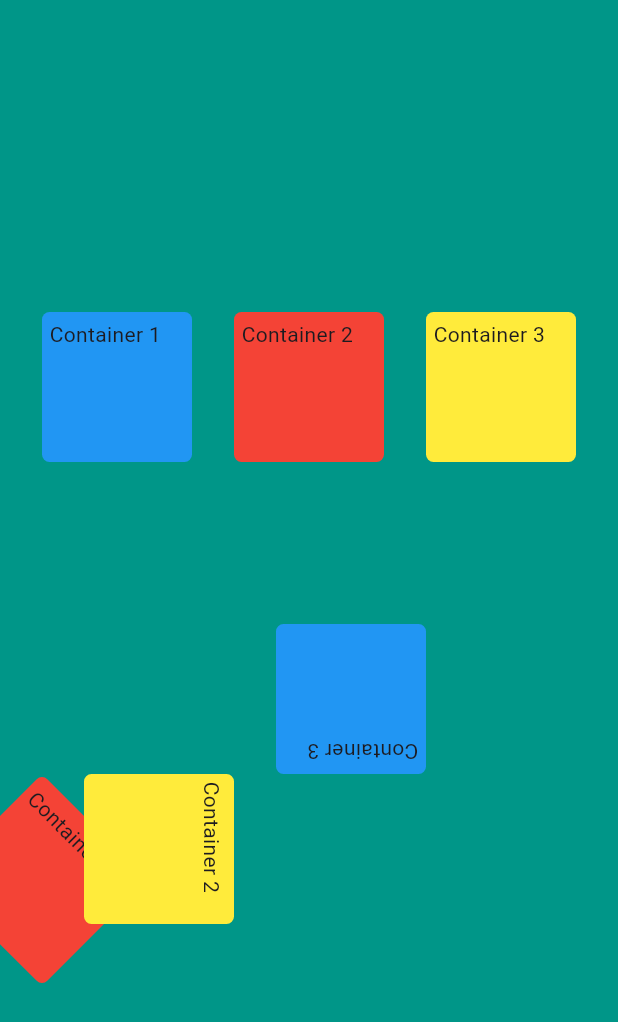
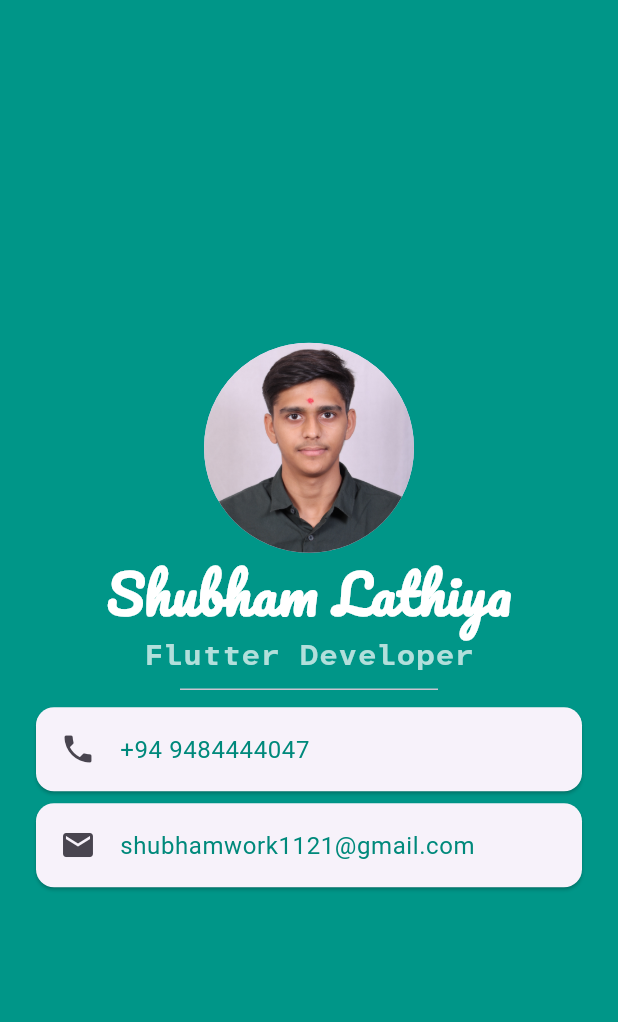
Before and after one commit to Shubhamlathiyaio/-mi_card_flutter, a Flutter app: the screen it shows after launch, on a phone screen of 412 x 824 dp. Shown: the top 1022 px of the screen. Run offline on Flutter 3.47's test engine with Material 3 defaults, Android fonts, the phone set to English and light mode, and no system bars.

Commit message:
Done the app

```diff
--- a/lib/main.dart
+++ b/lib/main.dart
@@ -1,70 +1,69 @@
 import 'package:flutter/material.dart';
+import 'package:mi_card_flutter/resources/text.dart';
 
 void main() {
-  runApp(MyApp());
+  runApp(MaterialApp(
+      theme: ThemeData(
+          textTheme: TextTheme(
+        bodyLarge: largeText,
+        bodyMedium: mediumText,
+        bodySmall: smallText,
+      )),
+      home: MyCard()));
 }
 
-const PI = 3.14159;
-
-class MyApp extends StatelessWidget {
-  const MyApp({super.key});
+class MyCard extends StatelessWidget {
+  const MyCard({super.key});
 
   @override
   Widget build(BuildContext context) {
-    return MaterialApp(
-      home: Scaffold(
-        backgroundColor: Colors.teal,
-        body: SafeArea(
-            child: Column(mainAxisAlignment: MainAxisAlignment.spaceEvenly,crossAxisAlignment: CrossAxisAlignment.center,
-          mainAxisSize: MainAxisSize.max,
-          children: [
-            Row(mainAxisAlignment: MainAxisAlignment.spaceEvenly,crossAxisAlignment: CrossAxisAlignment.center,
+    return Scaffold(
+      backgroundColor: Colors.teal,
+      body: SafeArea(
+        child: Padding(
+          padding: const EdgeInsets.all(20),
+          child: Center(
+            child: Column(
+              mainAxisAlignment: MainAxisAlignment.center,
+              crossAxisAlignment: CrossAxisAlignment.center,
               children: [
-                Container(
-                  decoration: BoxDecoration(color: Colors.blue,borderRadius: BorderRadius.all(Radius.circular(5))),padding: EdgeInsets.all(5),
-                  height: 100,
-                  width: 100,
-                  child: Text("Container 1"),
+                CircleAvatar(
+                  radius: 70,
+                  backgroundColor: Colors.red[150],
+                  backgroundImage: AssetImage("assets/images/my_image.jpg"),
                 ),
-                Container(
-                  decoration: BoxDecoration(color: Colors.red,borderRadius: BorderRadius.all(Radius.circular(5))),padding: EdgeInsets.all(5),
-                  height: 100,
-                  width: 100,
-                  child: Text("Container 2"),
+                Text(
+                  "Shubham Lathiya",
+                  style: Theme.of(context).textTheme.bodyLarge,
                 ),
-                Container(
-                  decoration: BoxDecoration(color: Colors.yellow,borderRadius: BorderRadius.all(Radius.circular(5))),padding: EdgeInsets.all(5),
-                  height: 100,
-                  width: 100,
-                  child: Text("Container 3"),
+                Text(
+                  "Flutter Developer",
+                  style: Theme.of(context).textTheme.bodyMedium,
+                ),
+                Divider(
+                  indent: 100,
+                  endIndent: 100,
+                ),
+                Card(
+                  child: ListTile(
+                      leading: Icon(Icons.phone),
+                      title: Text(
+                        "+94 9484444047",
+                        style: Theme.of(context).textTheme.bodySmall,
+                      )),
+                ),
+                Card(
+                  child: ListTile(
+                      leading: Icon(Icons.email),
+                      title: Text(
+                        "shubhamwork1121@gmail.com",
+                        style: Theme.of(context).textTheme.bodySmall,
+                      )),
                 ),
               ],
             ),
-            Row(mainAxisAlignment: MainAxisAlignment.spaceEvenly,crossAxisAlignment: CrossAxisAlignment.center,
-              children: [
-                Container(
-                  decoration: BoxDecoration(color: Colors.red,borderRadius: BorderRadius.all(Radius.circular(5))),padding: EdgeInsets.all(5),
-                  height: 100,
-                  width: 100,
-                  child: Text("Container 1"),
-                  transform: Matrix4.rotationZ(PI / 4),
-                ),
-                Container(
-                  decoration: BoxDecoration(color: Colors.yellow,borderRadius: BorderRadius.all(Radius.circular(5))),padding: EdgeInsets.all(5),
-                  height: 100,
-                  width: 100,
-                  child: Text("Container 2"),transform: Matrix4.rotationZ(PI / 2),
-                ),
-                Container(
-                  decoration: BoxDecoration(color: Colors.blue,borderRadius: BorderRadius.all(Radius.circular(5))),padding: EdgeInsets.all(5),
-                  height: 100,
-                  width: 100,
-                  child: Text("Container 3"),transform: Matrix4.rotationZ(PI / 1),
-                ),
-              ],
-            ),
-          ],
-        )),
+          ),
+        ),
       ),
     );
   }
```
Also changed, not shown: lib/resources/text.dart (added, +20 -0 lines), lib/some_strange.dart (added, +91 -0 lines), pubspec.yaml (+9 -9 lines), assets/fonts/AtkinsonHyperlegibleMono-VariableFont_wght.ttf (added), assets/fonts/Pacifico-Regular.ttf (added), assets/images/my_image.jpg (added).
